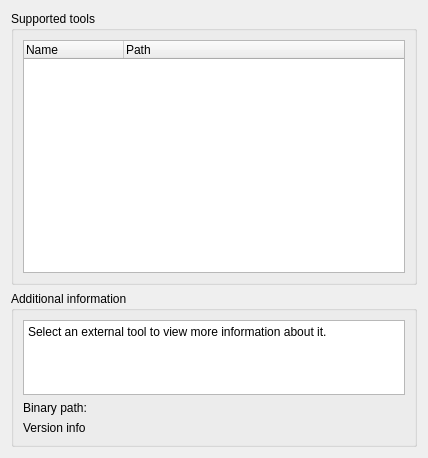
Old version of the form src/plugins/external_tool_support/src/ui/ETSSettingsWidget.ui in the repository violethaze74/ugene.
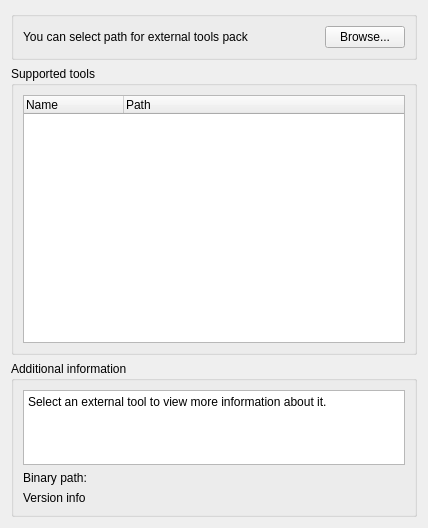
New version of the form.

Commit message: add one click association all tools from pack (UGENE-263)

Diff of the .ui file:
```diff
--- a/src/plugins/external_tool_support/src/ui/ETSSettingsWidget.ui
+++ b/src/plugins/external_tool_support/src/ui/ETSSettingsWidget.ui
@@ -7,7 +7,7 @@
     <x>0</x>
     <y>0</y>
     <width>428</width>
-    <height>458</height>
+    <height>528</height>
    </rect>
   </property>
   <property name="sizePolicy">
@@ -27,7 +27,43 @@
   </property>
   <layout class="QVBoxLayout" name="verticalLayout">
    <item>
-    <layout class="QVBoxLayout" name="verticalLayout_4" stretch="3,1">
+    <layout class="QVBoxLayout" name="verticalLayout_4" stretch="0,3,1">
+     <item>
+      <widget class="QGroupBox" name="groupBox_2">
+       <property name="title">
+        <string/>
+       </property>
+       <layout class="QHBoxLayout" name="horizontalLayout">
+        <item>
+         <widget class="QLabel" name="selectToolPackLabel">
+          <property name="text">
+           <string>You can select path for external tools pack</string>
+          </property>
+         </widget>
+        </item>
+        <item>
+         <spacer name="horizontalSpacer">
+          <property name="orientation">
+           <enum>Qt::Horizontal</enum>
+          </property>
+          <property name="sizeHint" stdset="0">
+           <size>
+            <width>40</width>
+            <height>20</height>
+           </size>
+          </property>
+         </spacer>
+        </item>
+        <item>
+         <widget class="QPushButton" name="selectToolPackButton">
+          <property name="text">
+           <string>Browse...</string>
+          </property>
+         </widget>
+        </item>
+       </layout>
+      </widget>
+     </item>
      <item>
       <widget class="QGroupBox" name="groupBox">
        <property name="minimumSize">
```
The commit also changes 4 other files.
